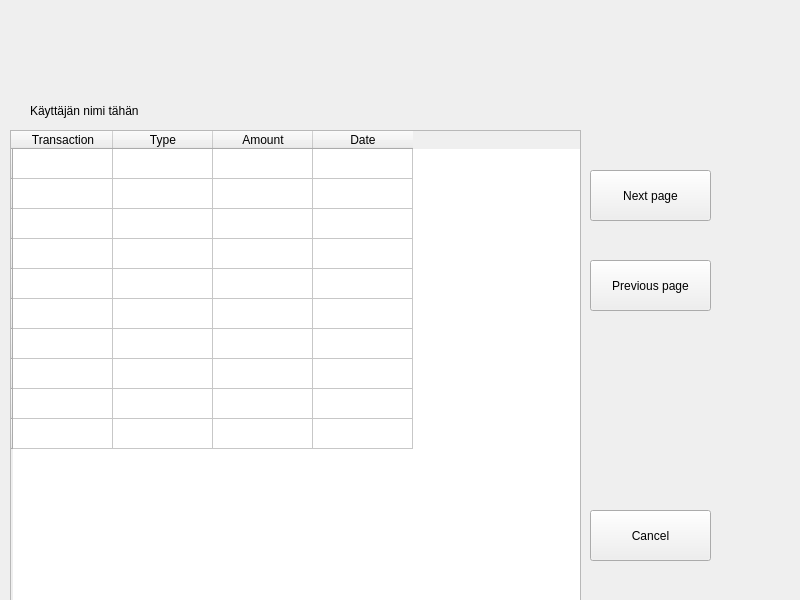
Qt form frontend/accounttransactions.ui (22kmo-project/group_14) before a commit.
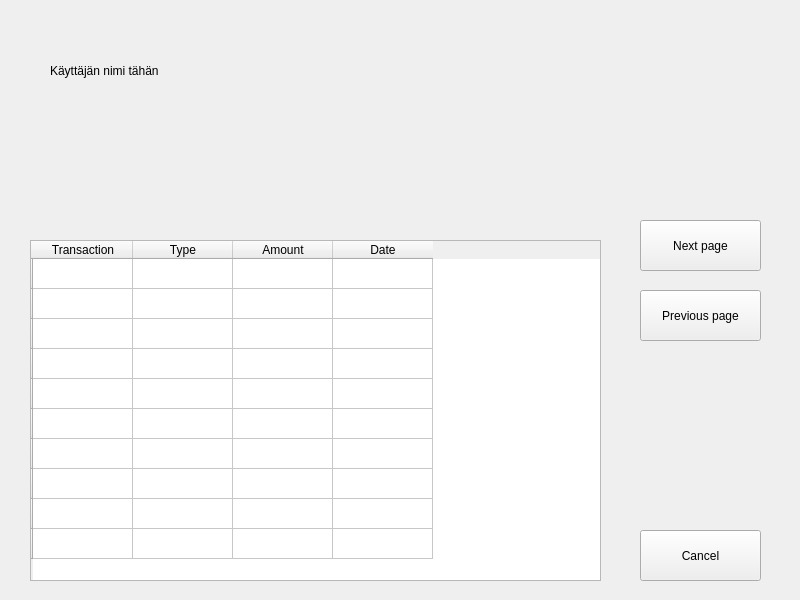
The same form after that commit. The open tabs and pages were chosen to show the change.

The edit to the form file:
```diff
--- a/frontend/accounttransactions.ui
+++ b/frontend/accounttransactions.ui
@@ -13,134 +13,50 @@
   <property name="windowTitle">
    <string>Form</string>
   </property>
-  <widget class="QStackedWidget" name="stackedWidget">
+  <widget class="QPushButton" name="nextpageButton">
    <property name="geometry">
     <rect>
-     <x>-10</x>
-     <y>0</y>
-     <width>800</width>
-     <height>600</height>
-    </rect>
-   </property>
-   <property name="currentIndex">
-    <number>1</number>
-   </property>
-   <widget class="QWidget" name="page">
-    <widget class="QTableWidget" name="tableWidget">
-     <property name="geometry">
-      <rect>
-       <x>20</x>
-       <y>130</y>
-       <width>571</width>
-       <height>471</height>
-      </rect>
-     </property>
-     <row>
-      <property name="text">
-       <string/>
-      </property>
-     </row>
-     <row>
-      <property name="text">
-       <string/>
-      </property>
-     </row>
-     <row>
-      <property name="text">
-       <string/>
-      </property>
-     </row>
-     <row>
-      <property name="text">
-       <string/>
-      </property>
-     </row>
-     <row>
-      <property name="text">
-       <string/>
-      </property>
-     </row>
-     <row>
-      <property name="text">
-       <string/>
-      </property>
-     </row>
-     <row>
-      <property name="text">
-       <string/>
-      </property>
-     </row>
-     <row>
-      <property name="text">
-       <string/>
-      </property>
-     </row>
-     <row>
-      <property name="text">
-       <string/>
-      </property>
-     </row>
-     <row>
-      <property name="text">
-       <string/>
-      </property>
-     </row>
-     <column>
-      <property name="text">
-       <string>Transaction</string>
-      </property>
-     </column>
-     <column>
-      <property name="text">
-       <string>Type</string>
-      </property>
-     </column>
-     <column>
-      <property name="text">
-       <string>Amount</string>
-      </property>
-     </column>
-     <column>
-      <property name="text">
-       <string>Date</string>
-      </property>
-     </column>
-    </widget>
-    <widget class="QPushButton" name="pushButton_7">
-     <property name="geometry">
-      <rect>
-       <x>600</x>
-       <y>170</y>
+     <x>640</x>
+     <y>220</y>
        <width>121</width>
        <height>51</height>
       </rect>
      </property>
+   <property name="cursor">
+    <cursorShape>PointingHandCursor</cursorShape>
+   </property>
      <property name="text">
       <string>Next page</string>
      </property>
     </widget>
-    <widget class="QPushButton" name="pushButton_6">
+  <widget class="QPushButton" name="previouspageButton">
      <property name="geometry">
       <rect>
-       <x>600</x>
-       <y>260</y>
+     <x>640</x>
+     <y>290</y>
        <width>121</width>
        <height>51</height>
       </rect>
      </property>
+   <property name="cursor">
+    <cursorShape>PointingHandCursor</cursorShape>
+   </property>
      <property name="text">
       <string>Previous page</string>
      </property>
     </widget>
-    <widget class="QPushButton" name="pushButton_5">
+  <widget class="QPushButton" name="cancelButton">
      <property name="geometry">
       <rect>
-       <x>600</x>
-       <y>510</y>
+     <x>640</x>
+     <y>530</y>
        <width>121</width>
        <height>51</height>
       </rect>
      </property>
+   <property name="cursor">
+    <cursorShape>PointingHandCursor</cursorShape>
+   </property>
      <property name="text">
       <string>Cancel</string>
      </property>
@@ -148,8 +64,8 @@
     <widget class="QLabel" name="label">
      <property name="geometry">
       <rect>
-       <x>40</x>
-       <y>90</y>
+     <x>50</x>
+     <y>50</y>
        <width>321</width>
        <height>41</height>
       </rect>
@@ -158,54 +74,13 @@
       <string>Käyttäjän nimi tähän</string>
      </property>
     </widget>
-   </widget>
-   <widget class="QWidget" name="page_2">
-    <widget class="QPushButton" name="pushButton_10">
+  <widget class="QTableWidget" name="tableWidget">
      <property name="geometry">
       <rect>
-       <x>600</x>
-       <y>530</y>
-       <width>121</width>
-       <height>51</height>
-      </rect>
-     </property>
-     <property name="text">
-      <string>Cancel</string>
-     </property>
-    </widget>
-    <widget class="QPushButton" name="pushButton_8">
-     <property name="geometry">
-      <rect>
-       <x>600</x>
-       <y>270</y>
-       <width>121</width>
-       <height>51</height>
-      </rect>
-     </property>
-     <property name="text">
-      <string>Previous page</string>
-     </property>
-    </widget>
-    <widget class="QPushButton" name="pushButton_9">
-     <property name="geometry">
-      <rect>
-       <x>600</x>
-       <y>180</y>
-       <width>121</width>
-       <height>51</height>
-      </rect>
-     </property>
-     <property name="text">
-      <string>Next page</string>
-     </property>
-    </widget>
-    <widget class="QTableWidget" name="tableWidget_2">
-     <property name="geometry">
-      <rect>
-       <x>20</x>
-       <y>150</y>
+     <x>30</x>
+     <y>240</y>
        <width>571</width>
-       <height>451</height>
+     <height>341</height>
       </rect>
      </property>
      <row>
@@ -278,8 +153,6 @@
        <string>Date</string>
       </property>
      </column>
-    </widget>
-   </widget>
   </widget>
  </widget>
  <resources/>
```
Lines whose indentation alone changed are shown as unchanged.
